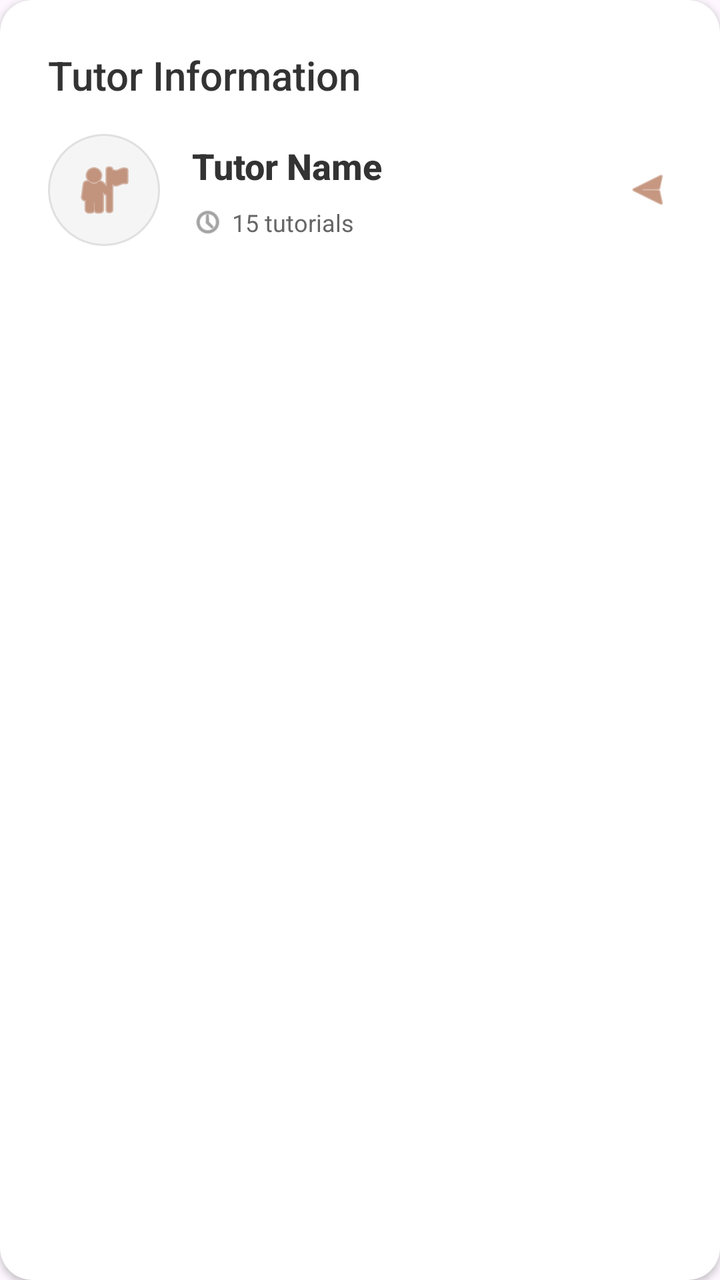
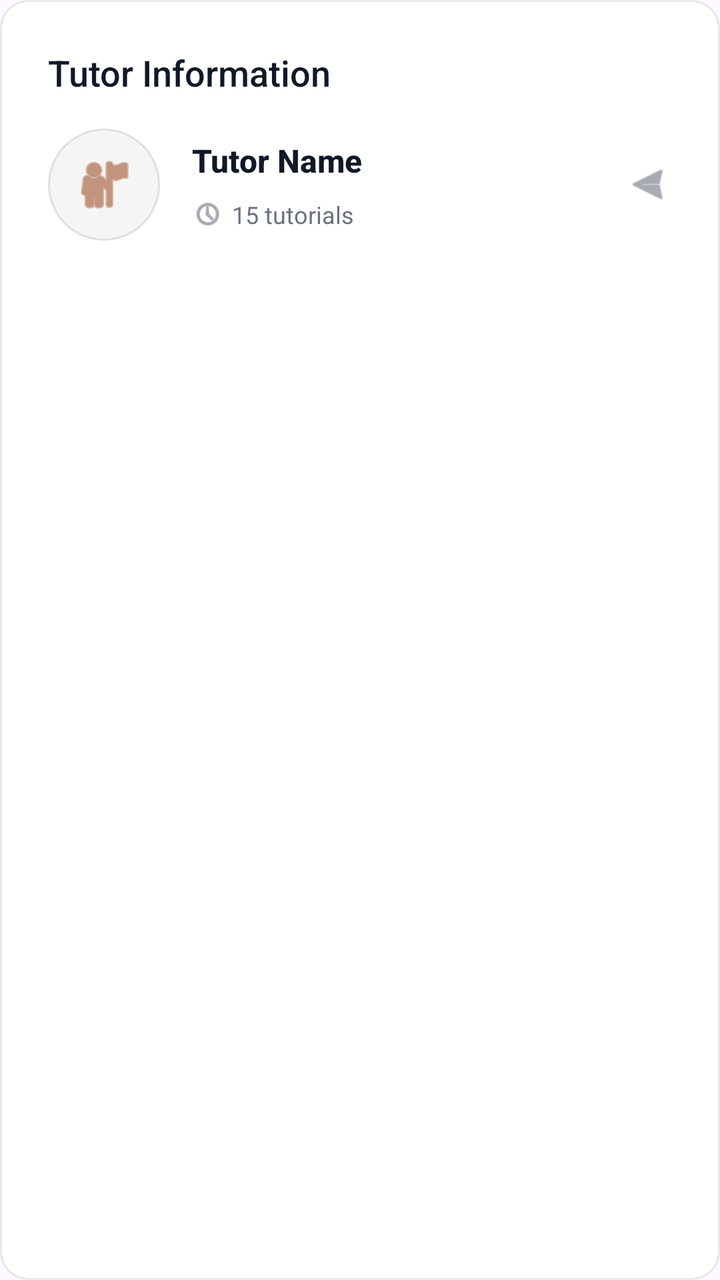

Compare the two renders of this Android layout. The source of the first and the diff that turns it into the second are given below.
<!-- AndroidManifest.xml: application theme Theme.Csci3130Group1 -->
<!-- res/layout/tutor_info_card.xml -->
<?xml version="1.0" encoding="utf-8"?>
<androidx.cardview.widget.CardView xmlns:android="http://schemas.android.com/apk/res/android"
    xmlns:app="http://schemas.android.com/apk/res-auto"
    android:id="@+id/tutorInfoCard"
    android:layout_width="match_parent"
    android:layout_height="wrap_content"
    android:layout_marginBottom="24dp"
    app:cardCornerRadius="16dp"
    app:cardElevation="2dp"
    app:cardBackgroundColor="#FFFFFF"
    android:clickable="true"
    android:focusable="true"
    android:foreground="?android:attr/selectableItemBackground">

    <LinearLayout
        android:layout_width="match_parent"
        android:layout_height="wrap_content"
        android:orientation="vertical"
        android:padding="24dp">

        
        <TextView
            android:layout_width="wrap_content"
            android:layout_height="wrap_content"
            android:text="Tutor Information"
            android:textSize="20sp"
            android:fontFamily="sans-serif-medium"
            android:textColor="#333333"
            android:layout_marginBottom="16dp"/>

        
        <LinearLayout
            android:layout_width="match_parent"
            android:layout_height="wrap_content"
            android:orientation="horizontal"
            android:gravity="center_vertical">

            
            <ImageView
                android:id="@+id/tutorAvatar"
                android:layout_width="56dp"
                android:layout_height="56dp"
                android:src="@android:drawable/ic_menu_myplaces"
                app:tint="#A0522D"
                android:background="@drawable/circle_background"
                android:padding="12dp"
                android:contentDescription="Tutor Avatar" />

            
            <LinearLayout
                android:layout_width="0dp"
                android:layout_height="wrap_content"
                android:layout_weight="1"
                android:orientation="vertical"
                android:layout_marginStart="16dp">

                
                <TextView
                    android:id="@+id/tutorName"
                    android:layout_width="wrap_content"
                    android:layout_height="wrap_content"
                    android:text="Tutor Name"
                    android:textSize="18sp"
                    android:textStyle="bold"
                    android:textColor="#333333"
                    android:fontFamily="sans-serif-medium" />

                
                <TextView
                    android:id="@+id/tutorDegree"
                    android:layout_width="wrap_content"
                    android:layout_height="wrap_content"
                    android:text="Computer Science, B.Sc."
                    android:textSize="14sp"
                    android:textColor="#666666"
                    android:layout_marginTop="2dp"
                    android:visibility="gone" />

                
                <LinearLayout
                    android:layout_width="wrap_content"
                    android:layout_height="wrap_content"
                    android:orientation="horizontal"
                    android:layout_marginTop="8dp">

                    
                    <LinearLayout
                        android:layout_width="wrap_content"
                        android:layout_height="wrap_content"
                        android:orientation="horizontal"
                        android:gravity="center_vertical"
                        android:layout_marginEnd="16dp">

                        <ImageView
                            android:layout_width="16dp"
                            android:layout_height="16dp"
                            android:src="@android:drawable/ic_menu_recent_history"
                            app:tint="#666666"
                            android:contentDescription="Tutorial Count Icon" />

                        <TextView
                            android:id="@+id/tutorialCount"
                            android:layout_width="wrap_content"
                            android:layout_height="wrap_content"
                            android:text="15 tutorials"
                            android:textSize="12sp"
                            android:textColor="#666666"
                            android:layout_marginStart="4dp" />
                    </LinearLayout>

                    
                    <LinearLayout
                        android:id="@+id/ratingContainer"
                        android:layout_width="wrap_content"
                        android:layout_height="wrap_content"
                        android:orientation="horizontal"
                        android:gravity="center_vertical"
                        android:visibility="gone">

                        <ImageView
                            android:layout_width="16dp"
                            android:layout_height="16dp"
                            android:src="@android:drawable/btn_star_big_on"
                            app:tint="#FFD700"
                            android:contentDescription="Rating Star" />

                        <TextView
                            android:id="@+id/tutorRating"
                            android:layout_width="wrap_content"
                            android:layout_height="wrap_content"
                            android:text="4.8 (24)"
                            android:textSize="12sp"
                            android:textColor="#666666"
                            android:layout_marginStart="4dp" />
                    </LinearLayout>
                </LinearLayout>
            </LinearLayout>

            
            <ImageView
                android:layout_width="24dp"
                android:layout_height="24dp"
                android:src="@android:drawable/ic_menu_send"
                app:tint="#A0522D"
                android:rotation="180"
                android:contentDescription="View Tutor Profile" />
        </LinearLayout>
    </LinearLayout>
</androidx.cardview.widget.CardView>
<!-- resources referenced by this layout -->
<resources>
  <!-- drawable circle_background (drawable) -->
  <?xml version="1.0" encoding="utf-8"?>
  <shape xmlns:android="http://schemas.android.com/apk/res/android"
      android:shape="oval">
      <solid android:color="#F5F5F5" />
      <stroke
          android:width="1dp"
          android:color="#E0E0E0" />
  </shape>
  <style name="Theme.Csci3130Group1" parent="Base.Theme.Csci3130Group1" />
  <style name="Base.Theme.Csci3130Group1" parent="Theme.Material3.DayNight.NoActionBar">
          
          <item name="colorPrimary">#111827</item>
          <item name="colorOnPrimary">#FFFFFF</item>
          <item name="colorSecondary">#6B7280</item>
          <item name="colorOnSecondary">#FFFFFF</item>
          
          <item name="colorPrimaryContainer">#F3F4F6</item>
          <item name="colorOnPrimaryContainer">#111827</item>
          <item name="colorSecondaryContainer">#F3F4F6</item>
          <item name="colorOnSecondaryContainer">#111827</item>
          <item name="colorTertiary">#9CA3AF</item>
          <item name="colorSurface">#FFFFFF</item>
          <item name="colorOnSurface">#111827</item>
          <item name="colorOutline">#E5E7EB</item>
          <item name="android:navigationBarColor">#FFFFFF</item>
          <item name="android:statusBarColor">#FFFFFF</item>
      </style>
</resources>

<!-- the commit's change to res/layout/tutor_info_card.xml (unified diff, before → after) -->
@@ -1,13 +1,15 @@
 <?xml version="1.0" encoding="utf-8"?>
-<androidx.cardview.widget.CardView xmlns:android="http://schemas.android.com/apk/res/android"
+<com.google.android.material.card.MaterialCardView xmlns:android="http://schemas.android.com/apk/res/android"
     xmlns:app="http://schemas.android.com/apk/res-auto"
     android:id="@+id/tutorInfoCard"
     android:layout_width="match_parent"
     android:layout_height="wrap_content"
     android:layout_marginBottom="24dp"
-    app:cardCornerRadius="16dp"
-    app:cardElevation="2dp"
+    app:cardCornerRadius="14dp"
+    app:cardElevation="0dp"
     app:cardBackgroundColor="#FFFFFF"
+    app:strokeColor="#E5E7EB"
+    app:strokeWidth="1dp"
     android:clickable="true"
     android:focusable="true"
     android:foreground="?android:attr/selectableItemBackground">
@@ -23,9 +25,9 @@
             android:layout_width="wrap_content"
             android:layout_height="wrap_content"
             android:text="Tutor Information"
-            android:textSize="20sp"
+            android:textSize="18sp"
             android:fontFamily="sans-serif-medium"
-            android:textColor="#333333"
+            android:textColor="#111827"
             android:layout_marginBottom="16dp"/>
 
         
@@ -60,9 +62,9 @@
                     android:layout_width="wrap_content"
                     android:layout_height="wrap_content"
                     android:text="Tutor Name"
-                    android:textSize="18sp"
+                    android:textSize="16sp"
                     android:textStyle="bold"
-                    android:textColor="#333333"
+                    android:textColor="#111827"
                     android:fontFamily="sans-serif-medium" />
 
                 
@@ -72,7 +74,8 @@
                     android:layout_height="wrap_content"
                     android:text="Computer Science, B.Sc."
                     android:textSize="14sp"
-                    android:textColor="#666666"
+                    android:textColor="#6B7280"
+                    android:fontFamily="sans-serif-medium"
                     android:layout_marginTop="2dp"
                     android:visibility="gone" />
 
@@ -95,7 +98,7 @@
                             android:layout_width="16dp"
                             android:layout_height="16dp"
                             android:src="@android:drawable/ic_menu_recent_history"
-                            app:tint="#666666"
+                            app:tint="#6B7280"
                             android:contentDescription="Tutorial Count Icon" />
 
                         <TextView
@@ -104,7 +107,7 @@
                             android:layout_height="wrap_content"
                             android:text="15 tutorials"
                             android:textSize="12sp"
-                            android:textColor="#666666"
+                            android:textColor="#6B7280"
                             android:layout_marginStart="4dp" />
                     </LinearLayout>
 
@@ -130,7 +133,7 @@
                             android:layout_height="wrap_content"
                             android:text="4.8 (24)"
                             android:textSize="12sp"
-                            android:textColor="#666666"
+                            android:textColor="#6B7280"
                             android:layout_marginStart="4dp" />
                     </LinearLayout>
                 </LinearLayout>
@@ -141,9 +144,9 @@
                 android:layout_width="24dp"
                 android:layout_height="24dp"
                 android:src="@android:drawable/ic_menu_send"
-                app:tint="#A0522D"
+                app:tint="#6B7280"
                 android:rotation="180"
                 android:contentDescription="View Tutor Profile" />
         </LinearLayout>
     </LinearLayout>
-</androidx.cardview.widget.CardView>
+</com.google.android.material.card.MaterialCardView>
